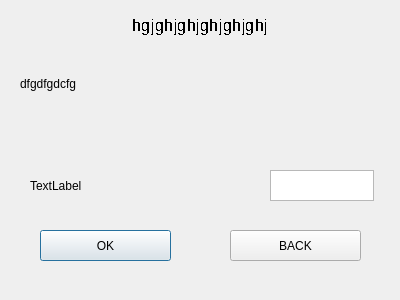
Old version of the form taskwindow.ui in the repository SlawekFura/Tasker.
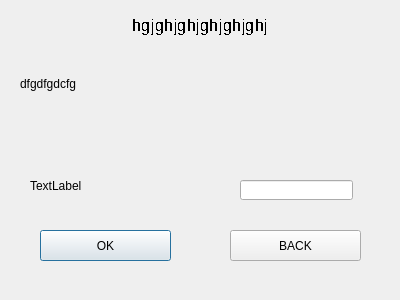
New version of the form.

```diff
--- a/taskwindow.ui
+++ b/taskwindow.ui
@@ -13,17 +13,7 @@
   <property name="windowTitle">
    <string>Dialog</string>
   </property>
-  <widget class="QPlainTextEdit" name="answerValue">
-   <property name="geometry">
-    <rect>
-     <x>270</x>
-     <y>170</y>
-     <width>104</width>
-     <height>31</height>
-    </rect>
-   </property>
-  </widget>
-  <widget class="QPushButton" name="okAnswerButton">
+  <widget class="QPushButton" name="taskOkButton">
    <property name="geometry">
     <rect>
      <x>40</x>
@@ -112,6 +102,16 @@
     <string>TextLabel</string>
    </property>
   </widget>
+  <widget class="QLineEdit" name="lineEdit">
+   <property name="geometry">
+    <rect>
+     <x>240</x>
+     <y>180</y>
+     <width>113</width>
+     <height>20</height>
+    </rect>
+   </property>
+  </widget>
  </widget>
  <resources/>
  <connections/>
```
